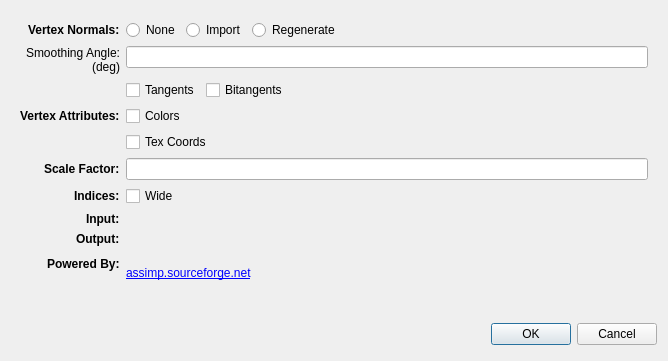
This is Tools/breezEd/ui/MeshImportDialog.ui in shadercoder/breeze-2 as Qt 5 draws it before an edit. The edited form follows.
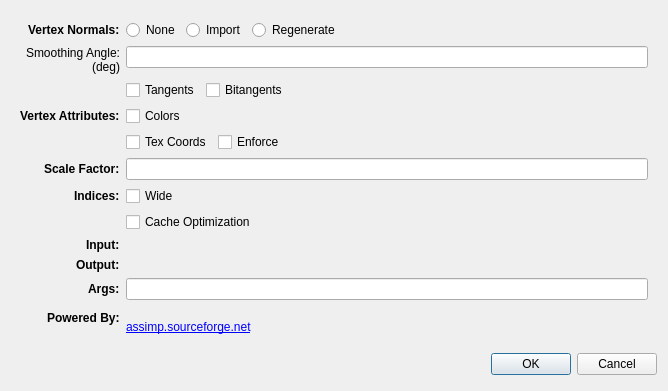
This is the edited form. Icons and pictures are not drawn. Custom widgets are drawn as their Qt base class.

Diff of the .ui file:
```diff
--- a/Tools/breezEd/ui/MeshImportDialog.ui
+++ b/Tools/breezEd/ui/MeshImportDialog.ui
@@ -7,7 +7,7 @@
     <x>0</x>
     <y>0</y>
     <width>668</width>
-    <height>361</height>
+    <height>389</height>
    </rect>
   </property>
   <property name="sizePolicy">
@@ -191,20 +191,7 @@
         </property>
        </widget>
       </item>
-      <item row="4" column="1">
-       <widget class="QCheckBox" name="texCoordsCheckBox">
-        <property name="sizePolicy">
-         <sizepolicy hsizetype="Fixed" vsizetype="Fixed">
-          <horstretch>0</horstretch>
-          <verstretch>0</verstretch>
-         </sizepolicy>
-        </property>
-        <property name="text">
-         <string>Tex Coords</string>
-        </property>
-       </widget>
-      </item>
-      <item row="5" column="0">
+      <item row="6" column="0">
        <widget class="QLabel" name="scaleLabel">
         <property name="font">
          <font>
@@ -217,10 +204,10 @@
         </property>
        </widget>
       </item>
-      <item row="5" column="1">
+      <item row="6" column="1">
        <widget class="QLineEdit" name="scaleFactorLineEdit"/>
       </item>
-      <item row="6" column="0">
+      <item row="7" column="0">
        <widget class="QLabel" name="indicesLabel">
         <property name="font">
          <font>
@@ -233,7 +220,7 @@
         </property>
        </widget>
       </item>
-      <item row="6" column="1">
+      <item row="7" column="1">
        <widget class="QCheckBox" name="indicesCheckBox">
         <property name="sizePolicy">
          <sizepolicy hsizetype="Fixed" vsizetype="Fixed">
@@ -246,7 +233,7 @@
         </property>
        </widget>
       </item>
-      <item row="9" column="1">
+      <item row="12" column="1">
        <widget class="QLabel" name="assimpLink">
         <property name="text">
          <string>&lt;html&gt;&lt;head/&gt;&lt;body&gt;&lt;p&gt;&lt;a href=&quot;http://assimp.sourceforge.net&quot;&gt;&lt;img src=&quot;:/breezEd/images/banners/assimp&quot;/&gt;&lt;br/&gt;&lt;span style=&quot; text-decoration: underline; color:#0000ff;&quot;&gt;assimp.sourceforge.net&lt;/span&gt;&lt;/a&gt;&lt;/p&gt;&lt;/body&gt;&lt;/html&gt;</string>
@@ -256,7 +243,7 @@
         </property>
        </widget>
       </item>
-      <item row="9" column="0">
+      <item row="12" column="0">
        <widget class="QLabel" name="poweredLabel">
         <property name="font">
          <font>
@@ -269,7 +256,7 @@
         </property>
        </widget>
       </item>
-      <item row="7" column="0">
+      <item row="9" column="0">
        <widget class="QLabel" name="inputLabel">
         <property name="font">
          <font>
@@ -282,7 +269,7 @@
         </property>
        </widget>
       </item>
-      <item row="8" column="0">
+      <item row="10" column="0">
        <widget class="QLabel" name="outputLabel">
         <property name="font">
          <font>
@@ -295,12 +282,84 @@
         </property>
        </widget>
       </item>
-      <item row="7" column="1">
+      <item row="9" column="1">
        <widget class="BrowseWidget" name="inputWidget" native="true"/>
       </item>
-      <item row="8" column="1">
+      <item row="10" column="1">
        <widget class="BrowseWidget" name="outputWidget" native="true"/>
       </item>
+      <item row="8" column="1">
+       <widget class="QCheckBox" name="optimizationCheckBox">
+        <property name="sizePolicy">
+         <sizepolicy hsizetype="Fixed" vsizetype="Fixed">
+          <horstretch>0</horstretch>
+          <verstretch>0</verstretch>
+         </sizepolicy>
+        </property>
+        <property name="text">
+         <string>Cache Optimization</string>
+        </property>
+       </widget>
+      </item>
+      <item row="4" column="1">
+       <layout class="QHBoxLayout" name="horizontalLayout_3">
+        <item>
+         <widget class="QCheckBox" name="texCoordsCheckBox">
+          <property name="sizePolicy">
+           <sizepolicy hsizetype="Fixed" vsizetype="Fixed">
+            <horstretch>0</horstretch>
+            <verstretch>0</verstretch>
+           </sizepolicy>
+          </property>
+          <property name="text">
+           <string>Tex Coords</string>
+          </property>
+         </widget>
+        </item>
+        <item>
+         <widget class="QCheckBox" name="forceTexCoordsCheckBox">
+          <property name="sizePolicy">
+           <sizepolicy hsizetype="Fixed" vsizetype="Fixed">
+            <horstretch>0</horstretch>
+            <verstretch>0</verstretch>
+           </sizepolicy>
+          </property>
+          <property name="text">
+           <string>Enforce</string>
+          </property>
+         </widget>
+        </item>
+        <item>
+         <spacer name="horizontalSpacer_3">
+          <property name="orientation">
+           <enum>Qt::Horizontal</enum>
+          </property>
+          <property name="sizeHint" stdset="0">
+           <size>
+            <width>40</width>
+            <height>20</height>
+           </size>
+          </property>
+         </spacer>
+        </item>
+       </layout>
+      </item>
+      <item row="11" column="0">
+       <widget class="QLabel" name="argsLabel">
+        <property name="font">
+         <font>
+          <weight>75</weight>
+          <bold>true</bold>
+         </font>
+        </property>
+        <property name="text">
+         <string>Args:</string>
+        </property>
+       </widget>
+      </item>
+      <item row="11" column="1">
+       <widget class="QLineEdit" name="argsLineEdit"/>
+      </item>
      </layout>
     </widget>
    </item>
```
